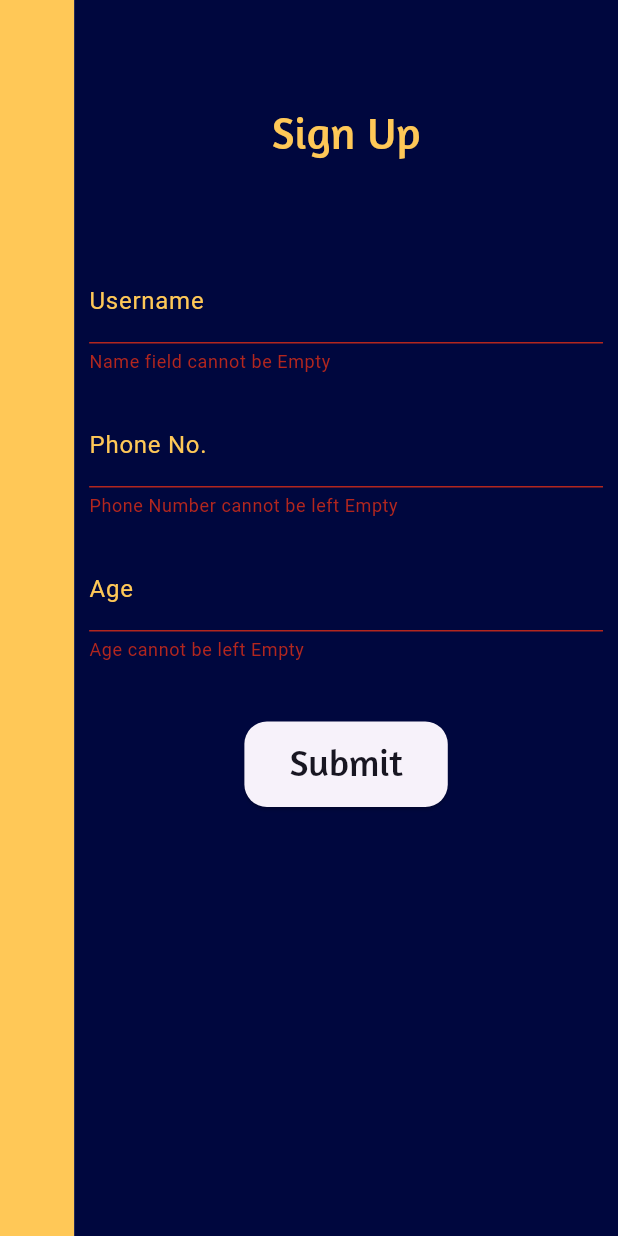
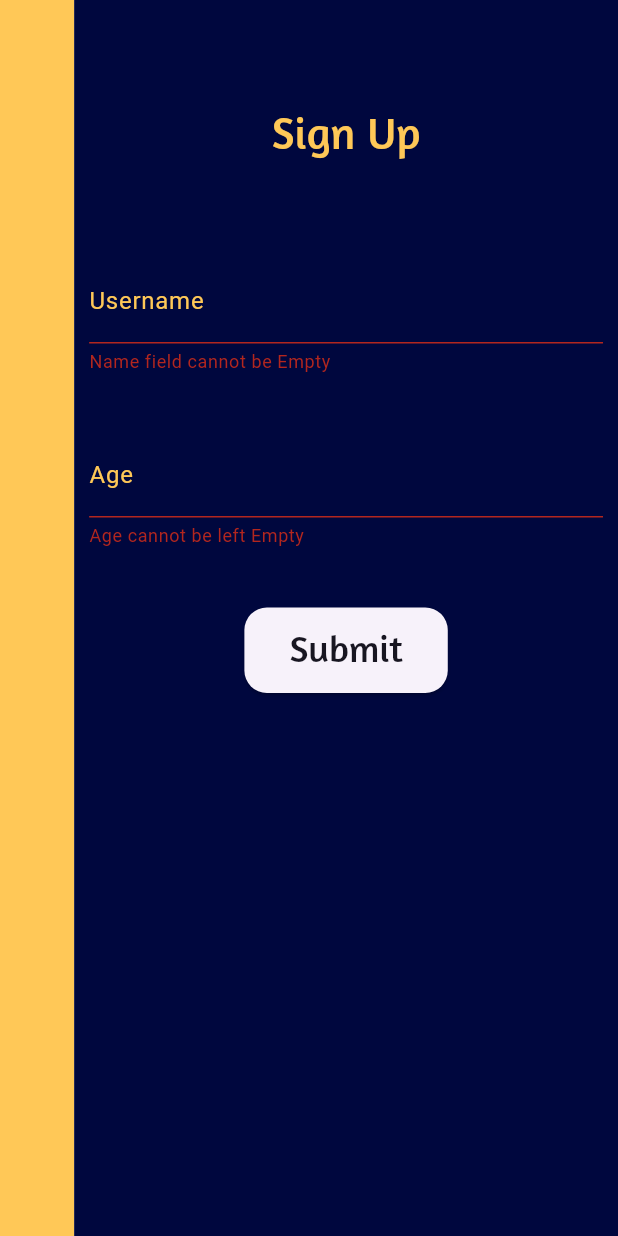
Before and after one commit to nilesar/kids_magazine, a Flutter app: the RegisterPage screen opened by its route, after a tap on "Submit", on a phone screen of 412 x 824 dp. Run offline on Flutter 3.47's test engine with Material 3 defaults, Android fonts, the phone set to English and light mode, and no system bars; our stand-ins replace cloud_firestore, file_picker, firebase_auth, firebase_core, firebase_storage, flutter_tts and 3 more; missing offline and left inert: tutorial_coach_mark; accounts and stored records are empty.

Commit message:
register page

```diff
--- a/lib/home.dart
+++ b/lib/home.dart
@@ -69,7 +69,7 @@ class _HomePageState extends State<HomePage> {
                 align: ContentAlign.bottom,
                 builder: (context, controller){
                   return CoachmarkDesc(
-                    text: "click here to acsess navigation bar",
+                    text: "click here to access navigation bar",
                     onNext: (){
                       controller.next();
                     },
--- a/lib/register.dart
+++ b/lib/register.dart
@@ -30,7 +30,7 @@ class _RegisterPageState extends State<RegisterPage> {
       'name': _nameController.text,
       'uid': user!.uid,
       'email': user!.email,
-      'phone': int.parse(_phoneNoController.text),
+      // 'phone': int.parse(_phoneNoController.text),
       'age': _ageController.text,
       'type': 'user',
     });
@@ -143,48 +143,48 @@ class _RegisterPageState extends State<RegisterPage> {
                                 SizedBox(
                                   height: 20.0,
                                 ),
-                                TextFormField(
-                                  validator: (value) {
-                                    if (value == "") {
-                                      return 'Phone Number cannot be left Empty';
-                                    }
-                                    final n = num.tryParse(value!);
-                                    if (n == null) {
-                                      return '"$value" is not a valid phone number';
-                                    }
-                                    if (value.length != 10)
-                                      return 'Roll Number must contain 10 digits';
-                                    return null;
-                                  },
-                                  style: TextStyle(
-                                    color: Colors.white,
-                                  ),
-                                  cursorColor: Colors.white,
-                                  controller: _phoneNoController,
-                                  keyboardType: TextInputType.number,
-                                  decoration: InputDecoration(
-                                    labelStyle: TextStyle(
-                                      color: Color(0xFFFFC857),
-                                    ),
-                                    labelText: 'Phone No.',
-                                    focusedBorder: OutlineInputBorder(
-                                      borderRadius: BorderRadius.all(
-                                          Radius.circular(30.0)),
-                                      borderSide: BorderSide(
-                                        color: Color(0xFFFFC857),
-                                        width: 3.0,
-                                      ),
-                                    ),
-                                    enabledBorder: OutlineInputBorder(
-                                      borderRadius: BorderRadius.all(
-                                          Radius.circular(30.0)),
-                                      borderSide: BorderSide(
-                                        color: Color(0xFFFFC857),
-                                        width: 3.0,
-                                      ),
-                                    ),
-                                  ),
-                                ),
+                                // TextFormField(
+                                //   validator: (value) {
+                                //     if (value == "") {
+                                //       return 'Phone Number cannot be left Empty';
+                                //     }
+                                //     final n = num.tryParse(value!);
+                                //     if (n == null) {
+                                //       return '"$value" is not a valid phone number';
+                                //     }
+                                //     if (value.length != 10)
+                                //       return 'Roll Number must contain 10 digits';
+                                //     return null;
+                                //   },
+                                //   style: TextStyle(
+                                //     color: Colors.white,
+                                //   ),
+                                //   cursorColor: Colors.white,
+                                //   controller: _phoneNoController,
+                                //   keyboardType: TextInputType.number,
+                                //   decoration: InputDecoration(
+                                //     labelStyle: TextStyle(
+                                //       color: Color(0xFFFFC857),
+                                //     ),
+                                //     labelText: 'Phone No.',
+                                //     focusedBorder: OutlineInputBorder(
+                                //       borderRadius: BorderRadius.all(
+                                //           Radius.circular(30.0)),
+                                //       borderSide: BorderSide(
+                                //         color: Color(0xFFFFC857),
+                                //         width: 3.0,
+                                //       ),
+                                //     ),
+                                //     enabledBorder: OutlineInputBorder(
+                                //       borderRadius: BorderRadius.all(
+                                //           Radius.circular(30.0)),
+                                //       borderSide: BorderSide(
+                                //         color: Color(0xFFFFC857),
+                                //         width: 3.0,
+                                //       ),
+                                //     ),
+                                //   ),
+                                // ),
                                 SizedBox(
                                   height: 20.0,
                                 ),
```
Also changed, not shown: 1 other file.
